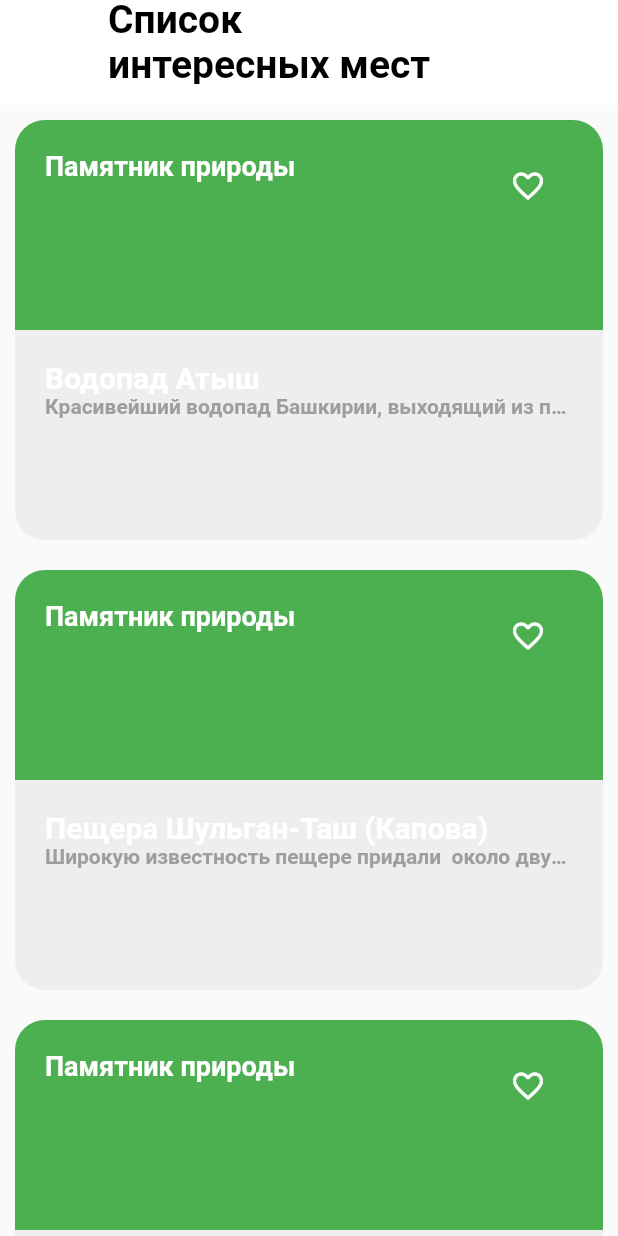
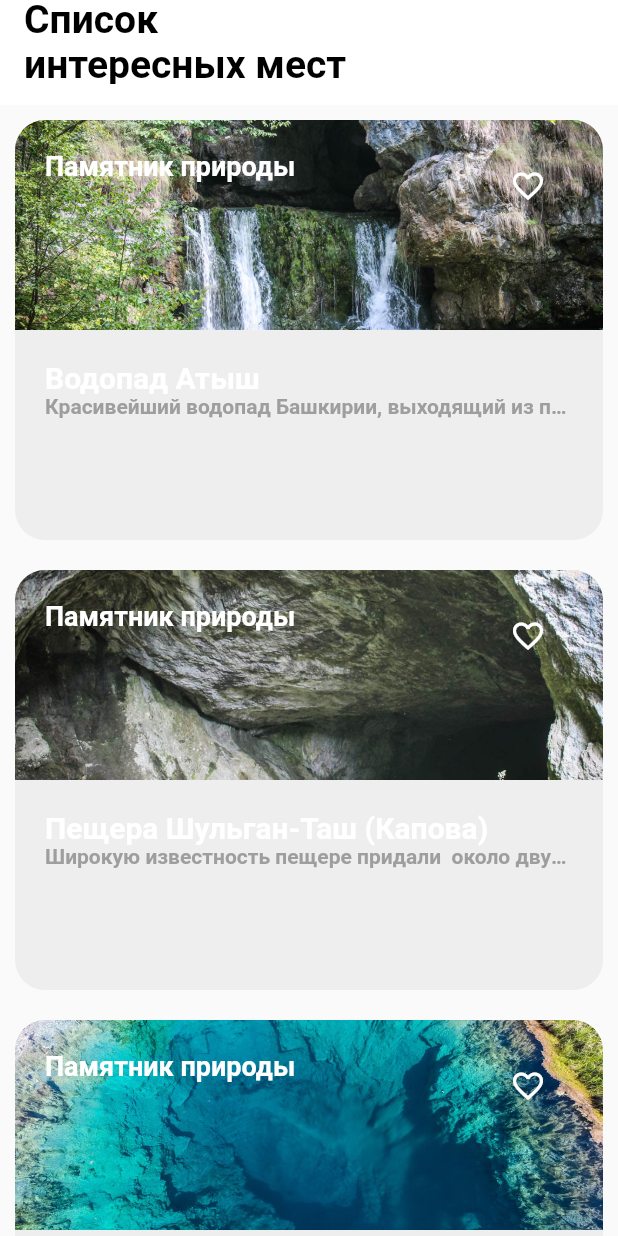
Before and after one commit to venerara/places, a Flutter app: the SightListScreen screen opened directly, on a phone screen of 412 x 824 dp. Run offline on Flutter 3.47's test engine with Material 2 defaults, Android fonts, the phone set to English and light mode, and no system bars.

Commit message:
code change

```diff
--- a/lib/main.dart
+++ b/lib/main.dart
@@ -1,7 +1,6 @@
-import 'package:flutter/cupertino.dart';
 import 'package:flutter/material.dart';
-import 'package:places/ui/screen/Sight_list_screen.dart';
 import 'package:places/ui/screen/sight_details.dart';
+import 'package:places/ui/screen/sight_list_screen.dart';
 
 void main() {
   runApp(App());
@@ -13,9 +12,10 @@
   @override
   Widget build(BuildContext context) {
     return MaterialApp(
+      debugShowCheckedModeBanner: false,
       title: 'Flutter Demo App',
       theme: ThemeData(),
-      home: const SightDetails(),
+      home: const SightListScreen(),
     );
   }
 }
--- a/lib/mocks.dart
+++ b/lib/mocks.dart
@@ -5,7 +5,7 @@
     name: 'Водопад Атыш',
     lat: 54.55,
     lon: 57.27,
-    url: 'https://uraloved.ru/images/mesta/bashkiriya/lemeza/atish-7.jpg',
+    url: 'res/images/waterfall.png',
     details:
         'Красивейший водопад Башкирии, выходящий из пещеры в скале и падающий со скалы в озеро. Водопад Атыш образовался благодаря выходу подземной реки. Вода источника поступает восходящим потоком с глубины 7 метров в грот пещеры и падает в озеро',
     type: 'Памятник природы',
@@ -14,17 +14,16 @@
     name: 'Пещера Шульган-Таш (Капова)',
     lat: 53.02,
     lon: 57.03,
-    url: 'https://uraloved.ru/images/mesta/bashkiriya/belaya/kapova-pesh-4.jpg',
+    url: 'res/images/cave.png',
     details:
-        'Широкую известность пещере придали  около двухсот древних наскальных рисунков, выполненных красной охрой и углем. Возраст рисунков  – 14−14,5 тысяч лет, размер – от 44 до 112 сантиметров. Древние люди изобразили мамонтов, лошадей, других животных, антропоморфные фигуры. Слева от входа в пещеру – озеро глубиной более 80 метров',
+        'Широкую известность пещере придали  около двухсот древних наскальных рисунков, выполненных красной охрой и углем. Возраст рисунков  – 14−14,5 тысяч лет, размер – от 44 до 112 сантиметров.',
     type: 'Памятник природы',
   ),
   Sight(
     name: 'Голубое озеро',
     lat: 54.35,
     lon: 55.87,
-    url:
-        'https://img.tourister.ru/files/2/3/0/7/8/3/1/3/clones/870_653_fixedwidth.jpg',
+    url: 'res/images/lake.png',
     details:
         'Голубое озеро, свое название оно получило за удивительный голубой цвет воды. Постоянная температура воды в озере не превышает 5−ти градусов, при этом оно не замерзает даже в лютые зимние морозы. На дне водоёма есть несколько воронок. Глубина самой большой из них - 5,5 м',
     type: 'Памятник природы',
--- a/lib/ui/res/appstrings.dart
+++ b/lib/ui/res/appstrings.dart
@@ -1,5 +1,3 @@
-import 'package:flutter/material.dart';
-
 class AppStrings {
   /// Текстовые константы
 
@@ -10,9 +8,9 @@
   static const titleRoutebutton = 'ПОСТРОИТЬ МАРШРУТ';
   static const titlePlanbutton = 'Запланировать';
   static const titleFavoritebutton = 'В Избранное';
-  static const placeName = 'Пряности и радости';
-  static const placeType = 'ресторан';
+  static const placeName = 'Пещера Шульган-Таш (Капова)';
+  static const placeType = 'памятник природы';
   static const placeMode = '    закрыто до 09:00';
   static const placeDetails =
-      'Кавказские пряности и европейские радости не оставят вас равнодушными. Приготовленные по традиционным грузинским рецептам аджапсандал, несколько видов  хачапури, харчо, лобио и хинкали соседствуют с главными хитами европейской кухни, авторскими блюдами от шеф-повара и великолепными десертами от нашего шеф-кондитера!';
+      'Широкую известность пещере придали  около двухсот древних наскальных рисунков, выполненных красной охрой и углем. Возраст рисунков  – 14−14,5 тысяч лет, размер – от 44 до 112 сантиметров.';
 }
--- a/lib/ui/screen/sight_card.dart
+++ b/lib/ui/screen/sight_card.dart
@@ -1,4 +1,3 @@
-import 'package:flutter/cupertino.dart';
 import 'package:flutter/material.dart';
 import 'package:places/domain/sight.dart';
 import 'package:places/ui/screen/components/button_navigationbar.dart';
@@ -18,13 +17,25 @@
       child: Column(
         children: [
           Expanded(
-            child: Container(
+            child: Stack(
+              alignment: Alignment.center,
+              children: [
+                CircularProgressIndicator(
+                  valueColor: AlwaysStoppedAnimation<Color>(Colors.orange),
+                  strokeWidth: 0.8,
+                ),
+                Container(
+                  height: 170,
+                  width: double.infinity,
                   padding: const EdgeInsets.only(left: 20.0, top: 20.0),
                   decoration: BoxDecoration(
-                color: Colors.green,
                     borderRadius: BorderRadius.only(
                       topLeft: Radius.circular(20),
                       topRight: Radius.circular(20),
+                    ),
+                    image: DecorationImage(
+                      fit: BoxFit.cover,
+                      image: AssetImage(sight.url),
                     ),
                   ),
                   child: Row(
@@ -45,6 +56,8 @@
                           title: ""),
                     ],
                   ),
+                ),
+              ],
             ),
           ),
           Expanded(
--- a/lib/ui/screen/sight_details.dart
+++ b/lib/ui/screen/sight_details.dart
@@ -1,4 +1,3 @@
-import 'package:flutter/cupertino.dart';
 import 'package:flutter/material.dart';
 import 'package:places/ui/res/appstrings.dart';
 import 'package:places/ui/screen/components/button_text.dart';
--- a/pubspec.yaml
+++ b/pubspec.yaml
@@ -29,6 +29,9 @@
 
   assets:
     - res/
+    - res/images/waterfall.png
+    - res/images/cave.png
+    - res/images/lake.png
 
 
 fonts:
```
Also changed, not shown: res/images/cave.png (added), res/images/lake.png (added), res/images/waterfall.png (added). Lines whose indentation alone changed are shown as unchanged.
